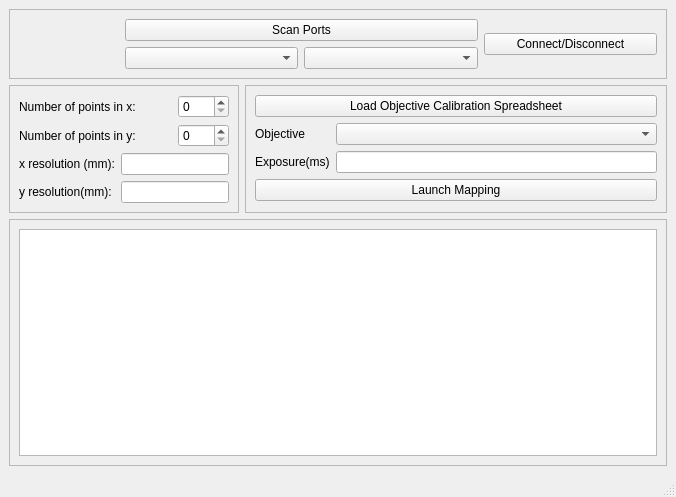
First picture: the form in Main/UI/main_window.ui, repository PierreBouvet/MS200_map, before the edit.
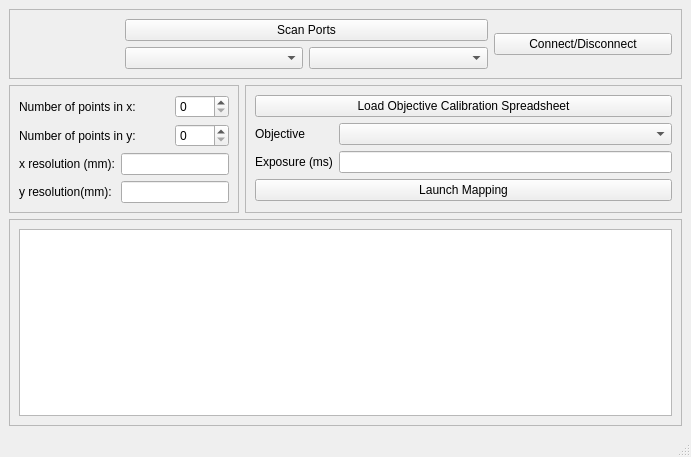
Second picture: the form after the edit. Icons and pictures are not drawn.

The edit to the form file:
```diff
--- a/Main/UI/main_window.ui
+++ b/Main/UI/main_window.ui
@@ -6,8 +6,8 @@
    <rect>
     <x>0</x>
     <y>0</y>
-    <width>676</width>
-    <height>497</height>
+    <width>691</width>
+    <height>457</height>
    </rect>
   </property>
   <property name="windowTitle">
@@ -36,7 +36,14 @@
         </widget>
        </item>
        <item row="0" column="2">
-        <widget class="QSpinBox" name="sB_Nx"/>
+        <widget class="QSpinBox" name="sB_Nx">
+         <property name="buttonSymbols">
+          <enum>QAbstractSpinBox::ButtonSymbols::UpDownArrows</enum>
+         </property>
+         <property name="maximum">
+          <number>9999</number>
+         </property>
+        </widget>
        </item>
        <item row="1" column="0" colspan="2">
         <widget class="QLabel" name="l_Ny">
@@ -46,7 +53,11 @@
         </widget>
        </item>
        <item row="1" column="2">
-        <widget class="QSpinBox" name="sB_Ny"/>
+        <widget class="QSpinBox" name="sB_Ny">
+         <property name="maximum">
+          <number>9999</number>
+         </property>
+        </widget>
        </item>
        <item row="2" column="0">
         <widget class="QLabel" name="l_Rx">
@@ -111,7 +122,7 @@
        <item row="2" column="0">
         <widget class="QLabel" name="l_Exposure">
          <property name="text">
-          <string>Exposure(ms)</string>
+          <string>Exposure (ms)</string>
          </property>
         </widget>
        </item>
```
Left out of the diff: 2 changed lines with no effect on the pictures.
